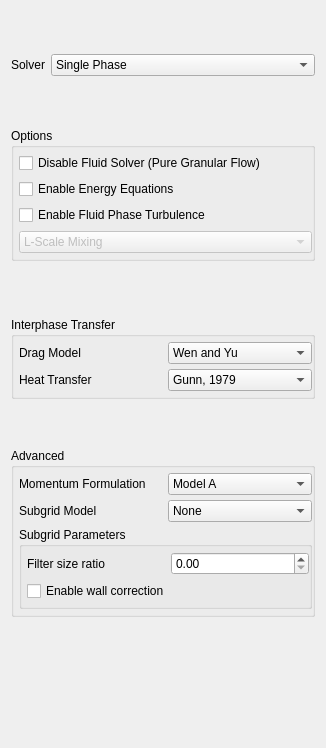
First picture: the form in gui/uifiles/model.ui, repository truongd8593/mfix, before the edit.
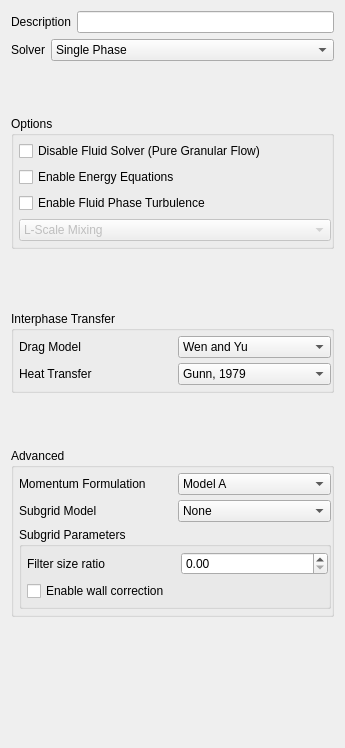
Second picture: the form after the edit. Custom widgets are drawn as their Qt base class.

Commit message: Remove General pane, RUN_NAME widget, move Description to Model pane

The edit to the form file:
```diff
--- a/gui/uifiles/model.ui
+++ b/gui/uifiles/model.ui
@@ -6,19 +6,16 @@
    <rect>
     <x>0</x>
     <y>0</y>
-    <width>326</width>
+    <width>345</width>
     <height>748</height>
    </rect>
   </property>
   <layout class="QGridLayout" name="gridLayout_4">
-   <item row="0" column="1">
-    <spacer name="verticalSpacer_2">
+   <item row="6" column="1">
+    <spacer name="verticalSpacer_10">
      <property name="orientation">
       <enum>Qt::Vertical</enum>
      </property>
-     <property name="sizeType">
-      <enum>QSizePolicy::Expanding</enum>
-     </property>
      <property name="sizeHint" stdset="0">
       <size>
        <width>20</width>
@@ -27,53 +24,66 @@
      </property>
     </spacer>
    </item>
-   <item row="1" column="0" colspan="3">
-    <layout class="QHBoxLayout" name="horizontalLayout">
-     <item>
-      <widget class="QLabel" name="label_6">
-       <property name="sizePolicy">
-        <sizepolicy hsizetype="Maximum" vsizetype="Preferred">
-         <horstretch>0</horstretch>
-         <verstretch>0</verstretch>
-        </sizepolicy>
-       </property>
-       <property name="text">
-        <string>Solver</string>
-       </property>
-      </widget>
-     </item>
-     <item>
-      <widget class="ComboBox" name="combobox_solver">
-       <item>
+   <item row="5" column="0" colspan="5">
+    <widget class="QGroupBox" name="groupbox_interphase">
+     <property name="title">
+      <string>Interphase Transfer</string>
+     </property>
+     <property name="flat">
+      <bool>true</bool>
+     </property>
+     <layout class="QGridLayout" name="gridLayout_12">
+      <property name="leftMargin">
+       <number>5</number>
+      </property>
+      <property name="topMargin">
+       <number>5</number>
+      </property>
+      <property name="rightMargin">
+       <number>0</number>
+      </property>
+      <property name="bottomMargin">
+       <number>5</number>
+      </property>
+      <property name="spacing">
+       <number>5</number>
+      </property>
+      <item row="1" column="1">
+       <widget class="ComboBox" name="comboBox_4">
+        <item>
+         <property name="text">
+          <string>Gunn, 1979</string>
+         </property>
+        </item>
+       </widget>
+      </item>
+      <item row="0" column="1">
+       <widget class="ComboBox" name="comboBox_3">
+        <item>
+         <property name="text">
+          <string>Wen and Yu</string>
+         </property>
+        </item>
+       </widget>
+      </item>
+      <item row="0" column="0">
+       <widget class="QLabel" name="label_7">
         <property name="text">
-         <string>Single Phase</string>
+         <string>Drag Model</string>
         </property>
-       </item>
-       <item>
+       </widget>
+      </item>
+      <item row="1" column="0">
+       <widget class="QLabel" name="label_8">
         <property name="text">
-         <string>Two-Fluid Model (MFIX-TFM)</string>
+         <string>Heat Transfer</string>
         </property>
-       </item>
-       <item>
-        <property name="text">
-         <string>Discrete Element Model (MFIX-DEM)</string>
-        </property>
-       </item>
-       <item>
-        <property name="text">
-         <string>Particle-in-Cell (MFIX-PIC)</string>
-        </property>
-       </item>
-       <item>
-        <property name="text">
-         <string>MFIX-Hybrid</string>
-        </property>
-       </item>
-      </widget>
-     </item>
-    </layout>
+       </widget>
+      </item>
+     </layout>
+    </widget>
    </item>
-   <item row="2" column="2">
+   <item row="2" column="4">
     <spacer name="verticalSpacer">
      <property name="orientation">
       <enum>Qt::Vertical</enum>
@@ -86,7 +96,7 @@
      </property>
     </spacer>
    </item>
-   <item row="3" column="0" colspan="3">
+   <item row="3" column="0" colspan="5">
     <widget class="QGroupBox" name="groupBox_options">
      <property name="title">
       <string>Options</string>
@@ -148,6 +158,81 @@
      </layout>
     </widget>
    </item>
+   <item row="1" column="0" colspan="5">
+    <layout class="QHBoxLayout" name="horizontalLayout">
+     <item>
+      <widget class="QLabel" name="label_6">
+       <property name="sizePolicy">
+        <sizepolicy hsizetype="Maximum" vsizetype="Preferred">
+         <horstretch>0</horstretch>
+         <verstretch>0</verstretch>
+        </sizepolicy>
+       </property>
+       <property name="text">
+        <string>Solver</string>
+       </property>
+      </widget>
+     </item>
+     <item>
+      <widget class="ComboBox" name="combobox_solver">
+       <item>
+        <property name="text">
+         <string>Single Phase</string>
+        </property>
+       </item>
+       <item>
+        <property name="text">
+         <string>Two-Fluid Model (MFIX-TFM)</string>
+        </property>
+       </item>
+       <item>
+        <property name="text">
+         <string>Discrete Element Model (MFIX-DEM)</string>
+        </property>
+       </item>
+       <item>
+        <property name="text">
+         <string>Particle-in-Cell (MFIX-PIC)</string>
+        </property>
+       </item>
+       <item>
+        <property name="text">
+         <string>MFIX-Hybrid</string>
+        </property>
+       </item>
+      </widget>
+     </item>
+    </layout>
+   </item>
+   <item row="8" column="1">
+    <spacer name="verticalSpacer_3">
+     <property name="orientation">
+      <enum>Qt::Vertical</enum>
+     </property>
+     <property name="sizeType">
+      <enum>QSizePolicy::Maximum</enum>
+     </property>
+     <property name="sizeHint" stdset="0">
+      <size>
+       <width>20</width>
+       <height>120</height>
+      </size>
+     </property>
+    </spacer>
+   </item>
+   <item row="4" column="1">
+    <spacer name="verticalSpacer_9">
+     <property name="orientation">
+      <enum>Qt::Vertical</enum>
+     </property>
+     <property name="sizeHint" stdset="0">
+      <size>
+       <width>20</width>
+       <height>20</height>
+      </size>
+     </property>
+    </spacer>
+   </item>
    <item row="4" column="0">
     <widget class="QFrame" name="frame_9">
      <property name="frameShape">
@@ -157,101 +242,25 @@
       <enum>QFrame::Plain</enum>
      </property>
      <layout class="QGridLayout" name="gridLayout_2">
-      <property name="margin">
-       <number>0</number>
-      </property>
-      <property name="spacing">
-       <number>5</number>
-      </property>
-     </layout>
-    </widget>
-   </item>
-   <item row="4" column="1">
-    <spacer name="verticalSpacer_9">
-     <property name="orientation">
-      <enum>Qt::Vertical</enum>
-     </property>
-     <property name="sizeHint" stdset="0">
-      <size>
-       <width>20</width>
-       <height>20</height>
-      </size>
-     </property>
-    </spacer>
-   </item>
-   <item row="5" column="0" colspan="3">
-    <widget class="QGroupBox" name="groupbox_interphase">
-     <property name="title">
-      <string>Interphase Transfer</string>
-     </property>
-     <property name="flat">
-      <bool>true</bool>
-     </property>
-     <layout class="QGridLayout" name="gridLayout_12">
       <property name="leftMargin">
-       <number>5</number>
+       <number>0</number>
       </property>
       <property name="topMargin">
-       <number>5</number>
+       <number>0</number>
       </property>
       <property name="rightMargin">
        <number>0</number>
       </property>
       <property name="bottomMargin">
-       <number>5</number>
+       <number>0</number>
       </property>
       <property name="spacing">
        <number>5</number>
       </property>
-      <item row="1" column="1">
-       <widget class="ComboBox" name="comboBox_4">
-        <item>
-         <property name="text">
-          <string>Gunn, 1979</string>
-         </property>
-        </item>
-       </widget>
-      </item>
-      <item row="0" column="1">
-       <widget class="ComboBox" name="comboBox_3">
-        <item>
-         <property name="text">
-          <string>Wen and Yu</string>
-         </property>
-        </item>
-       </widget>
-      </item>
-      <item row="0" column="0">
-       <widget class="QLabel" name="label_7">
-        <property name="text">
-         <string>Drag Model</string>
-        </property>
-       </widget>
-      </item>
-      <item row="1" column="0">
-       <widget class="QLabel" name="label_8">
-        <property name="text">
-         <string>Heat Transfer</string>
-        </property>
-       </widget>
-      </item>
      </layout>
     </widget>
    </item>
-   <item row="6" column="1">
-    <spacer name="verticalSpacer_10">
-     <property name="orientation">
-      <enum>Qt::Vertical</enum>
-     </property>
-     <property name="sizeHint" stdset="0">
-      <size>
-       <width>20</width>
-       <height>20</height>
-      </size>
-     </property>
-    </spacer>
-   </item>
-   <item row="7" column="0" colspan="3">
+   <item row="7" column="0" colspan="5">
     <widget class="QGroupBox" name="groupBox_advanced">
      <property name="title">
       <string>Advanced</string>
@@ -377,21 +386,15 @@
      </layout>
     </widget>
    </item>
-   <item row="8" column="1">
-    <spacer name="verticalSpacer_3">
-     <property name="orientation">
-      <enum>Qt::Vertical</enum>
+   <item row="0" column="0">
+    <widget class="QLabel" name="label_description">
+     <property name="text">
+      <string>Description</string>
      </property>
-     <property name="sizeType">
-      <enum>QSizePolicy::Maximum</enum>
-     </property>
-     <property name="sizeHint" stdset="0">
-      <size>
-       <width>20</width>
-       <height>120</height>
-      </size>
-     </property>
-    </spacer>
+    </widget>
+   </item>
+   <item row="0" column="1" colspan="4">
+    <widget class="LineEdit" name="combobox_keyword_description"/>
    </item>
   </layout>
   <zorder>groupbox_interphase</zorder>
@@ -413,6 +416,11 @@
    <extends>QCheckBox</extends>
    <header>widgets/base</header>
   </customwidget>
+  <customwidget>
+   <class>LineEdit</class>
+   <extends>QLineEdit</extends>
+   <header>widgets/base</header>
+  </customwidget>
  </customwidgets>
  <resources/>
  <connections/>
```
Left out of the diff: 4 changed lines with no effect on the pictures. The commit also changes 3 other files.
